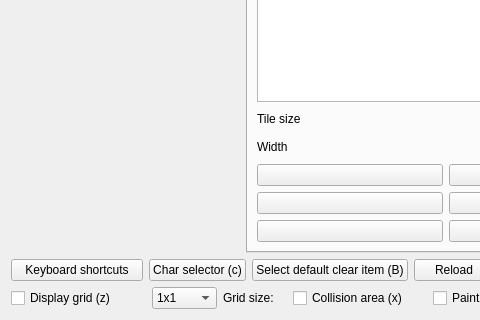
Above: source/trsedocuments/formimageeditor.ui from leuat/TRSE before the change; both pictures show x 0 to 480 and y 307 to 627 of the 1041 by 627 pixel window. Below: the same form after it.
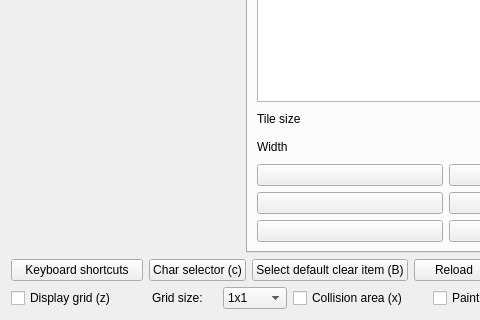
That is the form after the change. Icons and pictures are not drawn. Custom widgets are drawn as their Qt base class.

Commit message: Put the label for 'Grid size' before the drop down list and deduplicate the layoutWidget name.

The edit to the form file:
```diff
--- a/source/trsedocuments/formimageeditor.ui
+++ b/source/trsedocuments/formimageeditor.ui
@@ -1410,6 +1410,13 @@
      </item>
      <item>
       <layout class="QHBoxLayout" name="horizontalLayout_4">
+       <item>
+        <widget class="QLabel" name="label_5">
+         <property name="text">
+          <string>Grid size:</string>
+         </property>
+        </widget>
+       </item>
        <item>
         <widget class="QComboBox" name="cbmGridSize">
          <item>
@@ -1459,13 +1466,6 @@
          </item>
         </widget>
        </item>
-       <item>
-        <widget class="QLabel" name="label_5">
-         <property name="text">
-          <string>Grid size:</string>
-         </property>
-        </widget>
-       </item>
       </layout>
      </item>
      <item>
```
Left out of the diff: 4 changed lines with no effect on the pictures.
